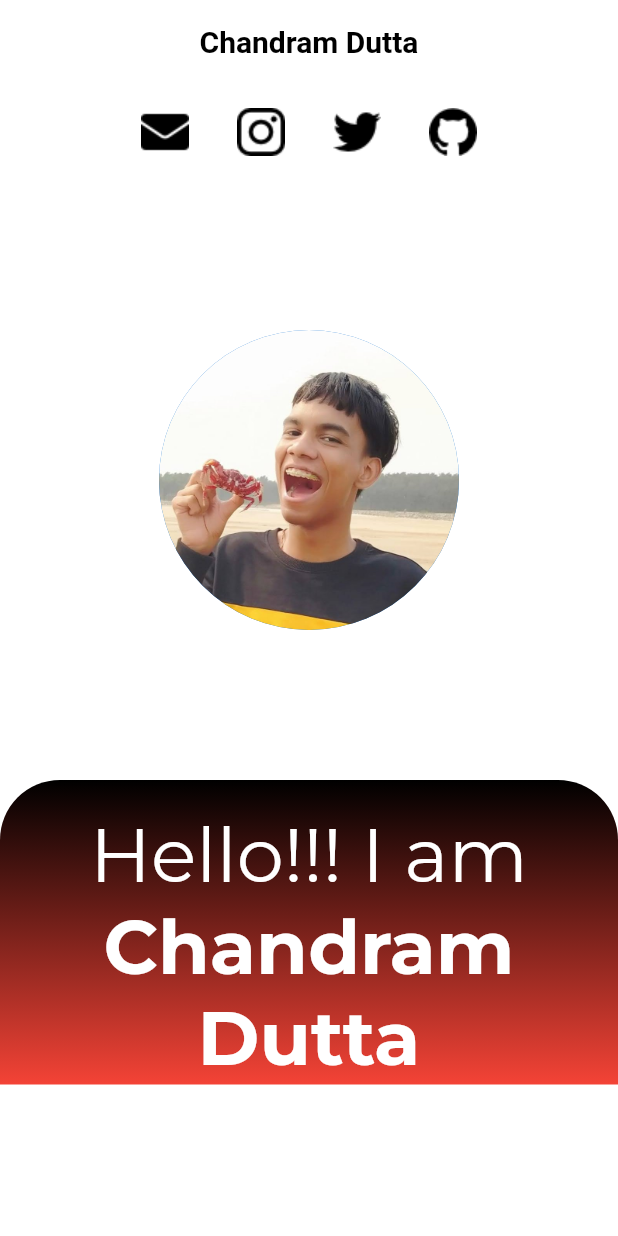
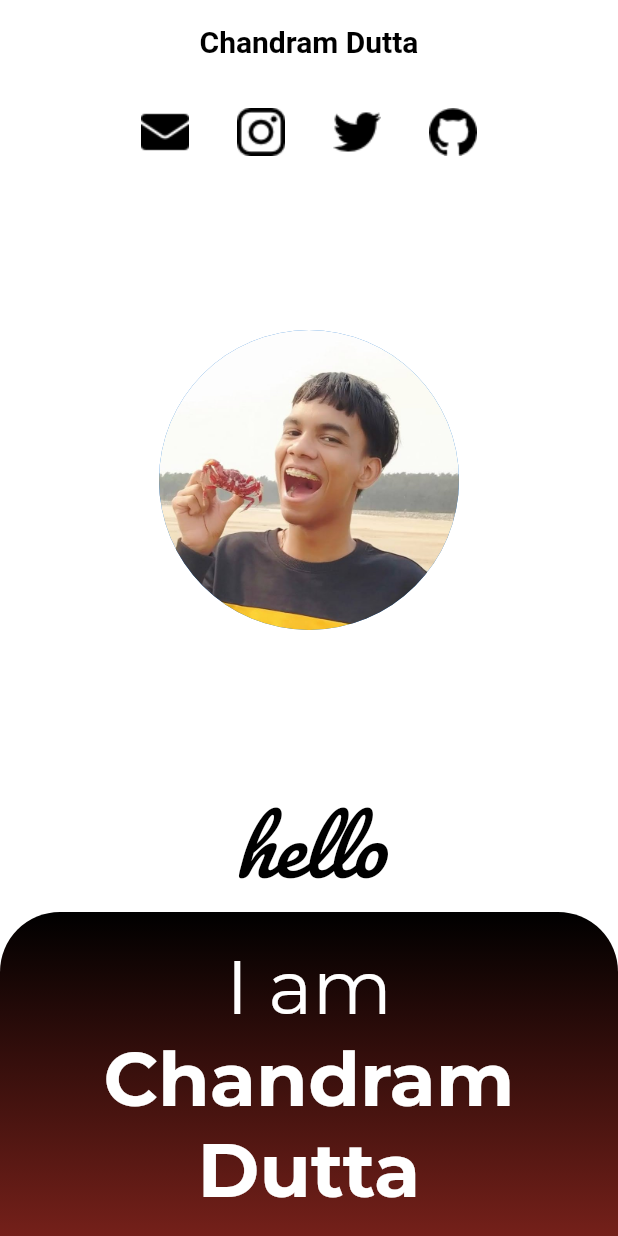
Before and after one commit to Chandram-Dutta/chandram_dutta, a Flutter app: the screen it shows after launch, on a phone screen of 412 x 824 dp. Run offline on Flutter 3.47's test engine with Material 2 defaults, Android fonts, the phone set to English and light mode, and no system bars; drawn by our look-alikes of avatar_glow; our stand-ins replace animated_text_kit, google_fonts.

Commit message:
Major Updates

```diff
--- a/lib/widgets/AppBarButtonWidgets.dart
+++ b/lib/widgets/AppBarButtonWidgets.dart
@@ -29,7 +29,7 @@ var appBarDesktopButtonsWidgets = <Widget>[
     icon: "assets/icons/twitter.png",
   ),
   AppBarDesktopButton(
-    color: Colors.white,
+    color: Colors.grey[300],
     title: "GitHub",
     function: () {
       launchUrl("https://github.com/Chandram-Dutta");
--- a/lib/widgets/HomePageContainer.dart
+++ b/lib/widgets/HomePageContainer.dart
@@ -1,9 +1,11 @@
 import 'dart:ui';
 
 import 'package:chandram_dutta/responsive/responsive.dart';
+import 'package:chandram_dutta/widgets/AnimatedLines.dart';
 import 'package:chandram_dutta/widgets/Avatar.dart';
 import 'package:chandram_dutta/widgets/MobileNavBar.dart';
 import 'package:flutter/material.dart';
+import 'package:google_fonts/google_fonts.dart';
 
 class HomePageContainer extends StatelessWidget {
   const HomePageContainer({
@@ -18,6 +20,16 @@ class HomePageContainer extends StatelessWidget {
         children: [
           MobileNavBar(),
           Avatar(),
+          Text(
+            "hello",
+            style: GoogleFonts.pacifico(
+              color: Colors.black,
+              fontSize: isDesktop(context) ? 100 : 50,
+              // fontWeight: FontWeight.bold,
+              fontStyle: FontStyle.italic,
+            ),
+            textAlign: TextAlign.center,
+          ),
           Container(
             width: MediaQuery.of(context).size.width,
             decoration: BoxDecoration(
@@ -38,7 +50,7 @@ class HomePageContainer extends StatelessWidget {
               children: [
                 SizedBox(height: 20),
                 Text(
-                  "Hello!!! I am",
+                  "I am",
                   style: TextStyle(
                     color: Colors.white,
                     fontSize: isDesktop(context) ? 100 : 50,
@@ -54,6 +66,9 @@ class HomePageContainer extends StatelessWidget {
                   ),
                   textAlign: TextAlign.center,
                 ),
+                SizedBox(height: 50),
+                AnimatedLines(),
+                SizedBox(height: 50),
               ],
             ),
           ),
--- a/pubspec.yaml
+++ b/pubspec.yaml
@@ -21,6 +21,7 @@ environment:
   sdk: ">=2.12.0 <3.0.0"
 
 dependencies:
+  animated_text_kit: ^4.2.1
   avatar_glow: ^2.0.1
   cupertino_icons: ^1.0.2
   flutter:
```
Also changed, not shown: lib/widgets/AnimatedLines.dart (added, +57 -0 lines), pubspec.lock, 1 other file.
